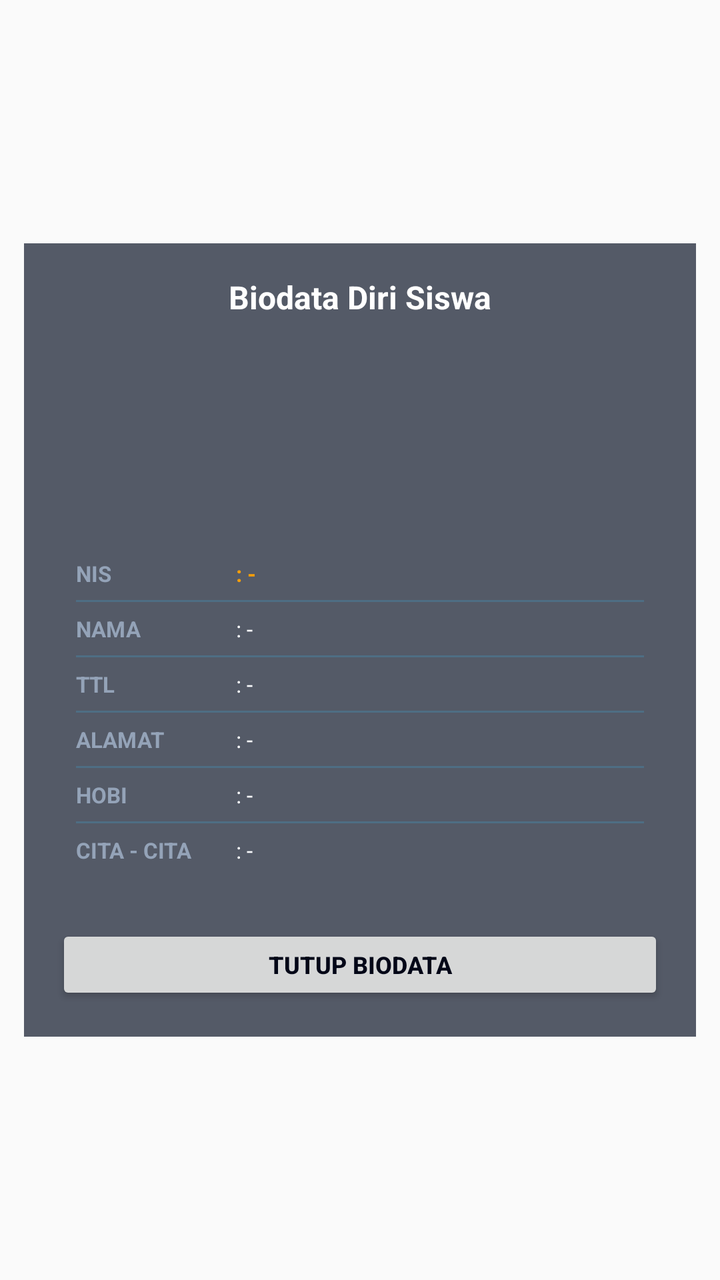
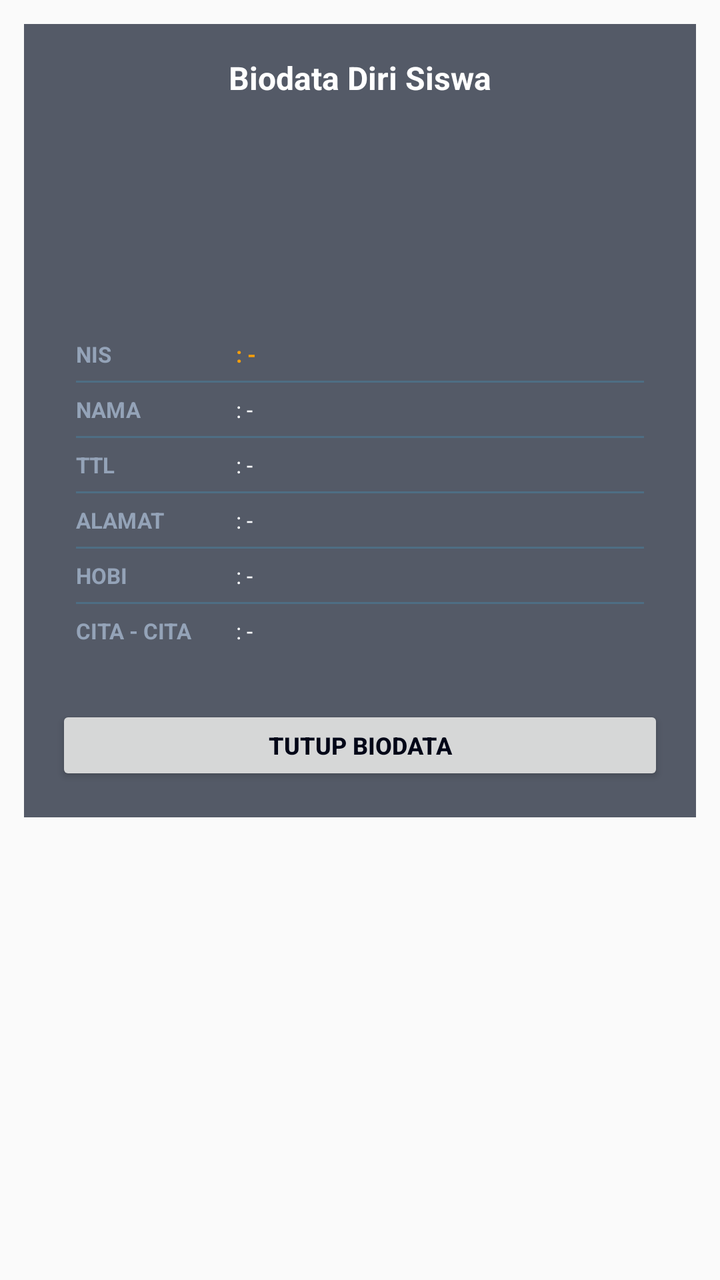

Screens rendered from an Android XML layout before and after an edit, with the pre-edit source and the edit as a unified diff.
<!-- AndroidManifest.xml: application theme AppTheme -->
<!-- res/layout/dialog_student_detail.xml -->
<?xml version="1.0" encoding="utf-8"?>

<LinearLayout xmlns:android="http://schemas.android.com/apk/res/android"
    android:layout_width="match_parent"
    android:layout_height="wrap_content"
    android:gravity="center"
    android:orientation="vertical"
    android:padding="12dp">

    
    <LinearLayout
        android:id="@+id/cardDialogDetail"
        android:layout_width="match_parent"
        android:layout_height="wrap_content"
        android:background="#B30F172A"
        android:gravity="center_horizontal"
        android:orientation="vertical"
        android:padding="16dp">

        <TextView
            android:layout_width="wrap_content"
            android:layout_height="wrap_content"
            android:layout_marginBottom="12dp"
            android:text="Biodata Diri Siswa"
            android:textColor="#FFFFFF"
            android:textSize="16sp"
            android:textStyle="bold" />

        <FrameLayout
            android:layout_width="80dp"
            android:layout_height="80dp"
            android:layout_marginBottom="12dp">

            <View
                android:id="@+id/vAvatarGlow"
                android:layout_width="match_parent"
                android:layout_height="match_parent" />

            <ImageView
                android:id="@+id/ivDetailFoto"
                android:layout_width="74dp"
                android:layout_height="74dp"
                android:layout_gravity="center"
                android:scaleType="centerCrop" />
        </FrameLayout>

        <LinearLayout
            android:id="@+id/subcardBiodata"
            android:layout_width="match_parent"
            android:layout_height="wrap_content"
            android:layout_marginBottom="14dp"
            android:orientation="vertical"
            android:padding="10dp">

            <LinearLayout
                android:layout_width="match_parent"
                android:layout_height="wrap_content"
                android:orientation="horizontal"
                android:paddingVertical="6dp">
                <TextView android:layout_width="80dp" android:layout_height="wrap_content" android:text="NIS" android:textColor="#94A3B8" android:textSize="11sp" android:textStyle="bold" />
                <TextView android:id="@+id/tvDetailNis" android:layout_width="match_parent" android:layout_height="wrap_content" android:text=": -" android:textColor="#F59E0B" android:textSize="11sp" android:textStyle="bold" />
            </LinearLayout>
            <View android:layout_width="match_parent" android:layout_height="1dp" android:background="#3338BDF8" />

            <LinearLayout
                android:layout_width="match_parent"
                android:layout_height="wrap_content"
                android:orientation="horizontal"
                android:paddingVertical="6dp">
                <TextView android:layout_width="80dp" android:layout_height="wrap_content" android:text="NAMA" android:textColor="#94A3B8" android:textSize="11sp" android:textStyle="bold" />
                <TextView android:id="@+id/tvDetailNama" android:layout_width="match_parent" android:layout_height="wrap_content" android:text=": -" android:textColor="#F8FAFC" android:textSize="11sp" />
            </LinearLayout>
            <View android:layout_width="match_parent" android:layout_height="1dp" android:background="#3338BDF8" />

            <LinearLayout
                android:layout_width="match_parent"
                android:layout_height="wrap_content"
                android:orientation="horizontal"
                android:paddingVertical="6dp">
                <TextView android:layout_width="80dp" android:layout_height="wrap_content" android:text="TTL" android:textColor="#94A3B8" android:textSize="11sp" android:textStyle="bold" />
                <TextView android:id="@+id/tvDetailTtl" android:layout_width="match_parent" android:layout_height="wrap_content" android:text=": -" android:textColor="#F8FAFC" android:textSize="11sp" />
            </LinearLayout>
            <View android:layout_width="match_parent" android:layout_height="1dp" android:background="#3338BDF8" />

            <LinearLayout
                android:layout_width="match_parent"
                android:layout_height="wrap_content"
                android:orientation="horizontal"
                android:paddingVertical="6dp">
                <TextView android:layout_width="80dp" android:layout_height="wrap_content" android:text="ALAMAT" android:textColor="#94A3B8" android:textSize="11sp" android:textStyle="bold" />
                <TextView android:id="@+id/tvDetailAlamat" android:layout_width="match_parent" android:layout_height="wrap_content" android:text=": -" android:textColor="#F8FAFC" android:textSize="11sp" />
            </LinearLayout>
            <View android:layout_width="match_parent" android:layout_height="1dp" android:background="#3338BDF8" />

            <LinearLayout
                android:layout_width="match_parent"
                android:layout_height="wrap_content"
                android:orientation="horizontal"
                android:paddingVertical="6dp">
                <TextView android:layout_width="80dp" android:layout_height="wrap_content" android:text="HOBI" android:textColor="#94A3B8" android:textSize="11sp" android:textStyle="bold" />
                <TextView android:id="@+id/tvDetailHobi" android:layout_width="match_parent" android:layout_height="wrap_content" android:text=": -" android:textColor="#F8FAFC" android:textSize="11sp" />
            </LinearLayout>
            <View android:layout_width="match_parent" android:layout_height="1dp" android:background="#3338BDF8" />

            <LinearLayout
                android:layout_width="match_parent"
                android:layout_height="wrap_content"
                android:orientation="horizontal"
                android:paddingVertical="6dp">
                <TextView android:layout_width="80dp" android:layout_height="wrap_content" android:text="CITA - CITA" android:textColor="#94A3B8" android:textSize="11sp" android:textStyle="bold" />
                <TextView android:id="@+id/tvDetailCitaCita" android:layout_width="match_parent" android:layout_height="wrap_content" android:text=": -" android:textColor="#F8FAFC" android:textSize="11sp" />
            </LinearLayout>
        </LinearLayout>

        <Button
            android:id="@+id/btnCloseDetail"
            android:layout_width="match_parent"
            android:layout_height="40dp"
            android:text="TUTUP BIODATA"
            android:textAllCaps="true"
            android:textColor="#020617"
            android:textSize="12sp"
            android:textStyle="bold" />
    </LinearLayout>
</LinearLayout>
<!-- resources referenced by this layout -->
<resources>
  <style name="AppTheme" parent="Theme.AppCompat.DayNight.NoActionBar">
          <item name="android:windowNoTitle">true</item>
          <item name="android:windowActionBar">false</item>
          <item name="android:windowFullscreen">true</item>
      </style>
</resources>

<!-- the commit's change to res/layout/dialog_student_detail.xml (unified diff, before → after) -->
@@ -1,125 +1,130 @@
 <?xml version="1.0" encoding="utf-8"?>
 
-<LinearLayout xmlns:android="http://schemas.android.com/apk/res/android"
+<ScrollView xmlns:android="http://schemas.android.com/apk/res/android"
     android:layout_width="match_parent"
     android:layout_height="wrap_content"
-    android:gravity="center"
-    android:orientation="vertical"
-    android:padding="12dp">
+    android:overScrollMode="never">
 
-    
     <LinearLayout
-        android:id="@+id/cardDialogDetail"
         android:layout_width="match_parent"
         android:layout_height="wrap_content"
-        android:background="#B30F172A"
-        android:gravity="center_horizontal"
-        android:orientation="vertical"
-        android:padding="16dp">
-
-        <TextView
-            android:layout_width="wrap_content"
-            android:layout_height="wrap_content"
-            android:layout_marginBottom="12dp"
-            android:text="Biodata Diri Siswa"
-            android:textColor="#FFFFFF"
-            android:textSize="16sp"
-            android:textStyle="bold" />
-
-        <FrameLayout
-            android:layout_width="80dp"
-            android:layout_height="80dp"
-            android:layout_marginBottom="12dp">
-
-            <View
-                android:id="@+id/vAvatarGlow"
-                android:layout_width="match_parent"
-                android:layout_height="match_parent" />
-
-            <ImageView
-                android:id="@+id/ivDetailFoto"
-                android:layout_width="74dp"
-                android:layout_height="74dp"
-                android:layout_gravity="center"
-                android:scaleType="centerCrop" />
-        </FrameLayout>
+        android:gravity="center"
+        android:padding="12dp">
 
         <LinearLayout
-            android:id="@+id/subcardBiodata"
+            android:id="@+id/cardDialogDetail"
             android:layout_width="match_parent"
             android:layout_height="wrap_content"
-            android:layout_marginBottom="14dp"
+            android:maxWidth="420dp"
+            android:background="#B30F172A"
+            android:gravity="center_horizontal"
             android:orientation="vertical"
-            android:padding="10dp">
+            android:padding="16dp">
+
+            <TextView
+                android:layout_width="wrap_content"
+                android:layout_height="wrap_content"
+                android:layout_marginBottom="12dp"
+                android:text="Biodata Diri Siswa"
+                android:textColor="#FFFFFF"
+                android:textSize="16sp"
+                android:textStyle="bold" />
+
+            <FrameLayout
+                android:layout_width="80dp"
+                android:layout_height="80dp"
+                android:layout_marginBottom="12dp">
+
+                <View
+                    android:id="@+id/vAvatarGlow"
+                    android:layout_width="match_parent"
+                    android:layout_height="match_parent" />
+
+                <ImageView
+                    android:id="@+id/ivDetailFoto"
+                    android:layout_width="74dp"
+                    android:layout_height="74dp"
+                    android:layout_gravity="center"
+                    android:scaleType="centerCrop" />
+            </FrameLayout>
 
             <LinearLayout
+                android:id="@+id/subcardBiodata"
                 android:layout_width="match_parent"
                 android:layout_height="wrap_content"
-                android:orientation="horizontal"
-                android:paddingVertical="6dp">
-                <TextView android:layout_width="80dp" android:layout_height="wrap_content" android:text="NIS" android:textColor="#94A3B8" android:textSize="11sp" android:textStyle="bold" />
-                <TextView android:id="@+id/tvDetailNis" android:layout_width="match_parent" android:layout_height="wrap_content" android:text=": -" android:textColor="#F59E0B" android:textSize="11sp" android:textStyle="bold" />
+                android:layout_marginBottom="14dp"
+                android:orientation="vertical"
+                android:padding="10dp">
+
+                <LinearLayout
+                    android:layout_width="match_parent"
+                    android:layout_height="wrap_content"
+                    android:orientation="horizontal"
+                    android:paddingVertical="6dp">
+                    <TextView android:layout_width="80dp" android:layout_height="wrap_content" android:text="NIS" android:textColor="#94A3B8" android:textSize="11sp" android:textStyle="bold" />
+                    <TextView android:id="@+id/tvDetailNis" android:layout_width="match_parent" android:layout_height="wrap_content" android:text=": -" android:textColor="#F59E0B" android:textSize="11sp" android:textStyle="bold" />
+                </LinearLayout>
+                <View android:layout_width="match_parent" android:layout_height="1dp" android:background="#3338BDF8" />
+
+                <LinearLayout
+                    android:layout_width="match_parent"
+                    android:layout_height="wrap_content"
+                    android:orientation="horizontal"
+                    android:paddingVertical="6dp">
+                    <TextView android:layout_width="80dp" android:layout_height="wrap_content" android:text="NAMA" android:textColor="#94A3B8" android:textSize="11sp" android:textStyle="bold" />
+                    <TextView android:id="@+id/tvDetailNama" android:layout_width="match_parent" android:layout_height="wrap_content" android:text=": -" android:textColor="#F8FAFC" android:textSize="11sp" />
+                </LinearLayout>
+                <View android:layout_width="match_parent" android:layout_height="1dp" android:background="#3338BDF8" />
+
+                <LinearLayout
+                    android:layout_width="match_parent"
+                    android:layout_height="wrap_content"
+                    android:orientation="horizontal"
+                    android:paddingVertical="6dp">
+                    <TextView android:layout_width="80dp" android:layout_height="wrap_content" android:text="TTL" android:textColor="#94A3B8" android:textSize="11sp" android:textStyle="bold" />
+                    <TextView android:id="@+id/tvDetailTtl" android:layout_width="match_parent" android:layout_height="wrap_content" android:text=": -" android:textColor="#F8FAFC" android:textSize="11sp" />
+                </LinearLayout>
+                <View android:layout_width="match_parent" android:layout_height="1dp" android:background="#3338BDF8" />
+
+                <LinearLayout
+                    android:layout_width="match_parent"
+                    android:layout_height="wrap_content"
+                    android:orientation="horizontal"
+                    android:paddingVertical="6dp">
+                    <TextView android:layout_width="80dp" android:layout_height="wrap_content" android:text="ALAMAT" android:textColor="#94A3B8" android:textSize="11sp" android:textStyle="bold" />
+                    <TextView android:id="@+id/tvDetailAlamat" android:layout_width="match_parent" android:layout_height="wrap_content" android:text=": -" android:textColor="#F8FAFC" android:textSize="11sp" />
+                </LinearLayout>
+                <View android:layout_width="match_parent" android:layout_height="1dp" android:background="#3338BDF8" />
+
+                <LinearLayout
+                    android:layout_width="match_parent"
+                    android:layout_height="wrap_content"
+                    android:orientation="horizontal"
+                    android:paddingVertical="6dp">
+                    <TextView android:layout_width="80dp" android:layout_height="wrap_content" android:text="HOBI" android:textColor="#94A3B8" android:textSize="11sp" android:textStyle="bold" />
+                    <TextView android:id="@+id/tvDetailHobi" android:layout_width="match_parent" android:layout_height="wrap_content" android:text=": -" android:textColor="#F8FAFC" android:textSize="11sp" />
+                </LinearLayout>
+                <View android:layout_width="match_parent" android:layout_height="1dp" android:background="#3338BDF8" />
+
+                <LinearLayout
+                    android:layout_width="match_parent"
+                    android:layout_height="wrap_content"
+                    android:orientation="horizontal"
+                    android:paddingVertical="6dp">
+                    <TextView android:layout_width="80dp" android:layout_height="wrap_content" android:text="CITA - CITA" android:textColor="#94A3B8" android:textSize="11sp" android:textStyle="bold" />
+                    <TextView android:id="@+id/tvDetailCitaCita" android:layout_width="match_parent" android:layout_height="wrap_content" android:text=": -" android:textColor="#F8FAFC" android:textSize="11sp" />
+                </LinearLayout>
             </LinearLayout>
-            <View android:layout_width="match_parent" android:layout_height="1dp" android:background="#3338BDF8" />
 
-            <LinearLayout
+            <Button
+                android:id="@+id/btnCloseDetail"
                 android:layout_width="match_parent"
-                android:layout_height="wrap_content"
-                android:orientation="horizontal"
-                android:paddingVertical="6dp">
-                <TextView android:layout_width="80dp" android:layout_height="wrap_content" android:text="NAMA" android:textColor="#94A3B8" android:textSize="11sp" android:textStyle="bold" />
-                <TextView android:id="@+id/tvDetailNama" android:layout_width="match_parent" android:layout_height="wrap_content" android:text=": -" android:textColor="#F8FAFC" android:textSize="11sp" />
-            </LinearLayout>
-            <View android:layout_width="match_parent" android:layout_height="1dp" android:background="#3338BDF8" />
-
-            <LinearLayout
-                android:layout_width="match_parent"
-                android:layout_height="wrap_content"
-                android:orientation="horizontal"
-                android:paddingVertical="6dp">
-                <TextView android:layout_width="80dp" android:layout_height="wrap_content" android:text="TTL" android:textColor="#94A3B8" android:textSize="11sp" android:textStyle="bold" />
-                <TextView android:id="@+id/tvDetailTtl" android:layout_width="match_parent" android:layout_height="wrap_content" android:text=": -" android:textColor="#F8FAFC" android:textSize="11sp" />
-            </LinearLayout>
-            <View android:layout_width="match_parent" android:layout_height="1dp" android:background="#3338BDF8" />
-
-            <LinearLayout
-                android:layout_width="match_parent"
-                android:layout_height="wrap_content"
-                android:orientation="horizontal"
-                android:paddingVertical="6dp">
-                <TextView android:layout_width="80dp" android:layout_height="wrap_content" android:text="ALAMAT" android:textColor="#94A3B8" android:textSize="11sp" android:textStyle="bold" />
-                <TextView android:id="@+id/tvDetailAlamat" android:layout_width="match_parent" android:layout_height="wrap_content" android:text=": -" android:textColor="#F8FAFC" android:textSize="11sp" />
-            </LinearLayout>
-            <View android:layout_width="match_parent" android:layout_height="1dp" android:background="#3338BDF8" />
-
-            <LinearLayout
-                android:layout_width="match_parent"
-                android:layout_height="wrap_content"
-                android:orientation="horizontal"
-                android:paddingVertical="6dp">
-                <TextView android:layout_width="80dp" android:layout_height="wrap_content" android:text="HOBI" android:textColor="#94A3B8" android:textSize="11sp" android:textStyle="bold" />
-                <TextView android:id="@+id/tvDetailHobi" android:layout_width="match_parent" android:layout_height="wrap_content" android:text=": -" android:textColor="#F8FAFC" android:textSize="11sp" />
-            </LinearLayout>
-            <View android:layout_width="match_parent" android:layout_height="1dp" android:background="#3338BDF8" />
-
-            <LinearLayout
-                android:layout_width="match_parent"
-                android:layout_height="wrap_content"
-                android:orientation="horizontal"
-                android:paddingVertical="6dp">
-                <TextView android:layout_width="80dp" android:layout_height="wrap_content" android:text="CITA - CITA" android:textColor="#94A3B8" android:textSize="11sp" android:textStyle="bold" />
-                <TextView android:id="@+id/tvDetailCitaCita" android:layout_width="match_parent" android:layout_height="wrap_content" android:text=": -" android:textColor="#F8FAFC" android:textSize="11sp" />
-            </LinearLayout>
+                android:layout_height="40dp"
+                android:text="TUTUP BIODATA"
+                android:textAllCaps="true"
+                android:textColor="#020617"
+                android:textSize="12sp"
+                android:textStyle="bold" />
         </LinearLayout>
-
-        <Button
-            android:id="@+id/btnCloseDetail"
-            android:layout_width="match_parent"
-            android:layout_height="40dp"
-            android:text="TUTUP BIODATA"
-            android:textAllCaps="true"
-            android:textColor="#020617"
-            android:textSize="12sp"
-            android:textStyle="bold" />
     </LinearLayout>
-</LinearLayout>
+</ScrollView>
